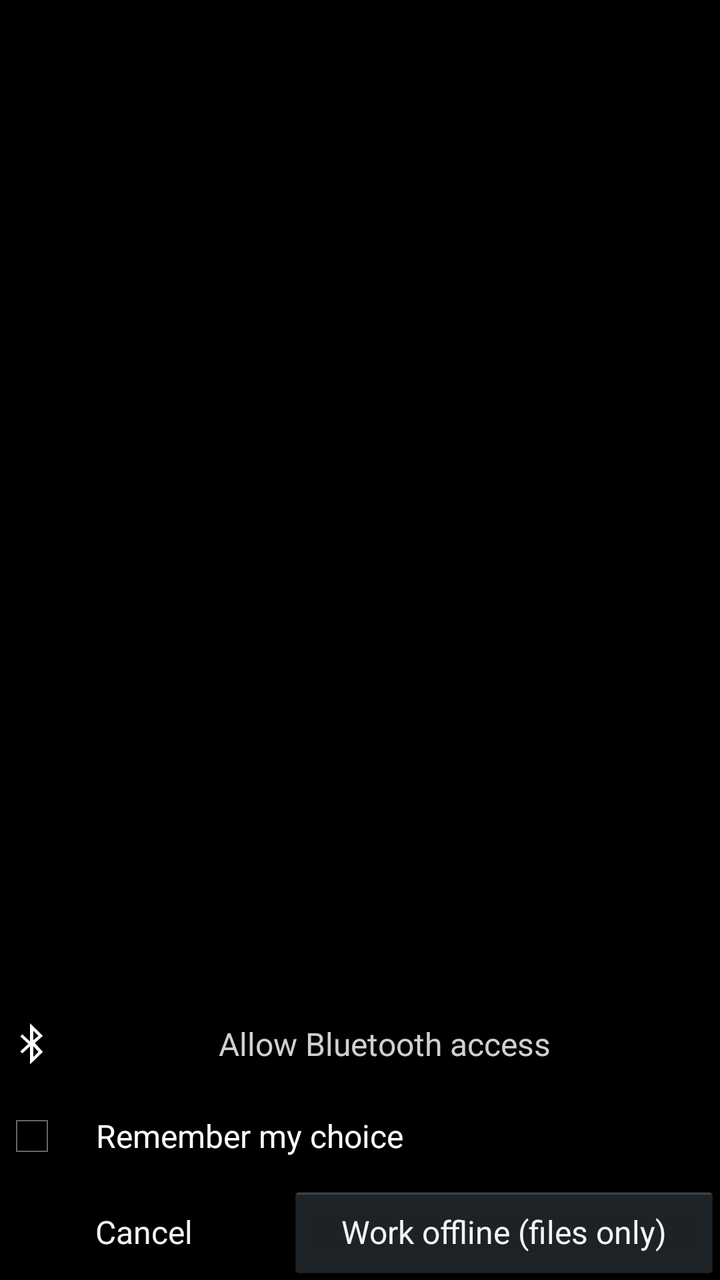
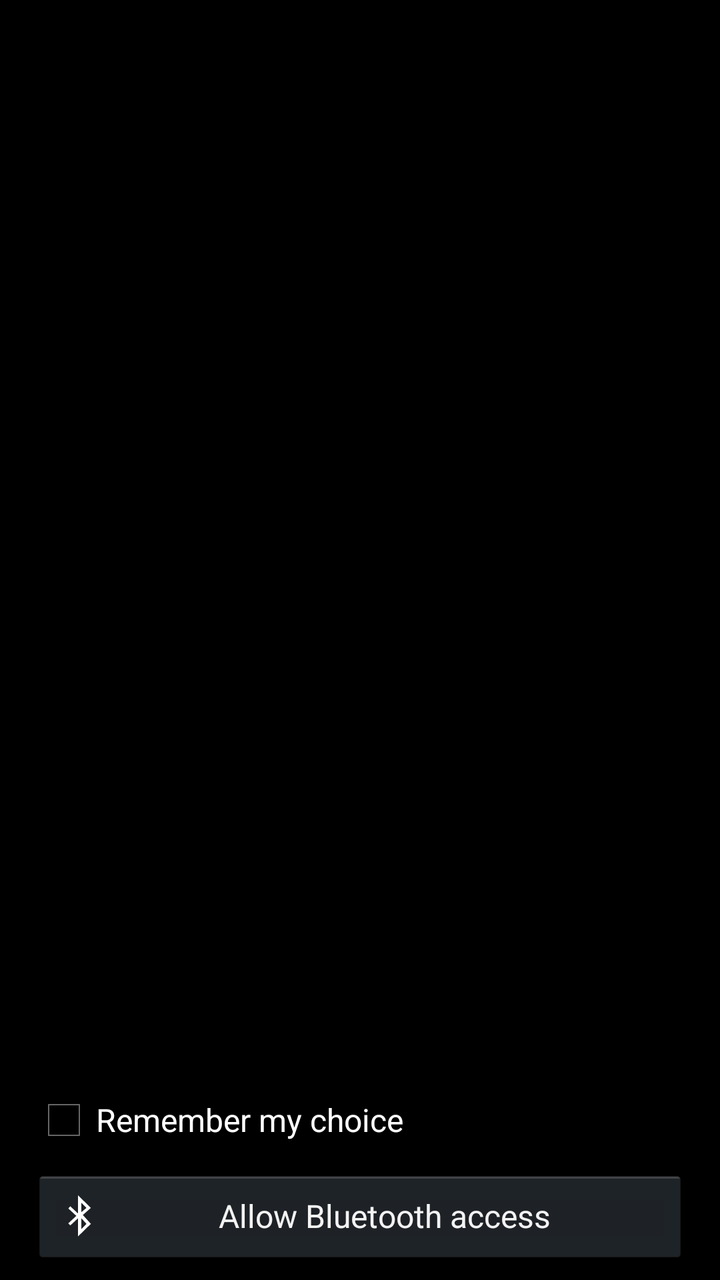

An Android layout rendered at two revisions. The XML below is the earlier revision; the diff shows what the commit changed to produce the second picture.
<!-- AndroidManifest.xml: application theme AppTheme -->
<!-- res/layout/activity_atom_spectra_device_select.xml -->
<?xml version="1.0" encoding="utf-8"?>
<androidx.constraintlayout.widget.ConstraintLayout xmlns:android="http://schemas.android.com/apk/res/android"
    xmlns:app="http://schemas.android.com/apk/res-auto"
    xmlns:tools="http://schemas.android.com/tools"
    android:layout_width="match_parent"
    android:layout_height="match_parent"
    android:background="#000000"
    tools:context=".AtomSpectraDeviceSelect">

    <TextView
        android:id="@+id/statusText"
        android:layout_width="match_parent"
        android:layout_height="wrap_content"
        android:gravity="center"
        android:padding="8dp"
        android:text="@string/device_select_connecting"
        android:textColor="#FFA629"
        android:textSize="16dp"
        android:accessibilityLiveRegion="polite"
        android:visibility="invisible"
        app:layout_constraintEnd_toEndOf="parent"
        app:layout_constraintStart_toStartOf="parent"
        app:layout_constraintBottom_toTopOf="@id/bluetoothControls" />

    <LinearLayout
        android:id="@+id/bluetoothControls"
        android:layout_width="0dp"
        android:layout_height="wrap_content"
        android:orientation="vertical"
        app:layout_constraintStart_toStartOf="parent"
        app:layout_constraintEnd_toEndOf="parent"
        app:layout_constraintBottom_toTopOf="@id/rememberChoice">

        <TextView
            android:id="@+id/bluetoothWarning"
            android:layout_width="match_parent"
            android:layout_height="wrap_content"
            android:padding="8dp"
            android:minLines="2"
            android:text="@string/bluetooth_scan_failed"
            android:textColor="#FFA629"
            android:textSize="14dp"
            android:accessibilityLiveRegion="polite"
            android:visibility="invisible" />

        <Button
            android:id="@+id/bluetoothAction"
            style="?android:attr/borderlessButtonStyle"
            android:layout_width="match_parent"
            android:layout_height="wrap_content"
            android:minHeight="44dp"
            android:drawableStart="@android:drawable/stat_sys_data_bluetooth"
            android:textColor="#D0D0D0"
            android:textSize="16dp"
            android:text="@string/bluetooth_allow" />
    </LinearLayout>

    <ScrollView
        android:id="@+id/deviceListScroll"
        android:layout_width="0dp"
        android:layout_height="0dp"
        android:clipToPadding="false"
        android:paddingStart="8dp"
        android:paddingEnd="8dp"
        app:layout_constraintBottom_toTopOf="@id/statusText"
        app:layout_constraintEnd_toEndOf="parent"
        app:layout_constraintStart_toStartOf="parent"
        app:layout_constraintTop_toTopOf="parent">

        <LinearLayout
            android:id="@+id/deviceList"
            android:layout_width="match_parent"
            android:layout_height="wrap_content"
            android:orientation="vertical" />
    </ScrollView>

    <CheckBox
        android:id="@+id/rememberChoice"
        android:layout_width="0dp"
        android:layout_height="wrap_content"
        android:minHeight="48dp"
        android:paddingStart="16dp"
        android:paddingEnd="16dp"
        android:buttonTint="#FFFFFF"
        android:saveEnabled="false"
        android:text="@string/device_select_remember"
        android:textColor="#FFFFFF"
        android:textSize="16dp"
        app:layout_constraintBottom_toTopOf="@+id/buttons"
        app:layout_constraintEnd_toEndOf="parent"
        app:layout_constraintStart_toStartOf="parent" />

    <LinearLayout
        android:id="@+id/buttons"
        android:layout_width="0dp"
        android:layout_height="wrap_content"
        android:baselineAligned="false"
        android:orientation="horizontal"
        app:layout_constraintBottom_toBottomOf="parent"
        app:layout_constraintEnd_toEndOf="parent"
        app:layout_constraintStart_toStartOf="parent">

        <Button
            android:id="@+id/cancelButton"
            style="?android:attr/borderlessButtonStyle"
            android:layout_width="0dp"
            android:layout_height="match_parent"
            android:layout_weight="0.8"
            android:minHeight="48dp"
            android:textSize="16dp"
            android:text="@android:string/cancel" />

        <Button
            android:id="@+id/offlineButton"
            style="?android:attr/buttonStyle"
            android:layout_width="0dp"
            android:layout_height="match_parent"
            android:layout_weight="1.2"
            android:minHeight="48dp"
            android:textSize="16dp"
            android:text="@string/device_select_offline" />
    </LinearLayout>

</androidx.constraintlayout.widget.ConstraintLayout>
<!-- resources referenced by this layout -->
<resources>
  <string name="bluetooth_allow">Allow Bluetooth access</string>
  <string name="bluetooth_scan_failed">Bluetooth discovery failed</string>
  <string name="device_select_connecting">Connecting…</string>
  <string name="device_select_offline">Work offline (files only)</string>
  <string name="device_select_remember">Remember my choice</string>
  <style name="AppTheme" parent="AppBaseTheme">
          <item name="android:colorPrimary">@color/color_main</item>
          <item name="android:textColor">@color/color_main</item>
          <item name="android:colorAccent">@color/color_main</item>
          
  
      </style>
  <style name="AppBaseTheme" parent="android:Theme.Holo">
          
      </style>
</resources>

<!-- the commit's change to res/layout/activity_atom_spectra_device_select.xml (unified diff, before → after) -->
@@ -6,54 +6,6 @@
     android:layout_height="match_parent"
     android:background="#000000"
     tools:context=".AtomSpectraDeviceSelect">
-
-    <TextView
-        android:id="@+id/statusText"
-        android:layout_width="match_parent"
-        android:layout_height="wrap_content"
-        android:gravity="center"
-        android:padding="8dp"
-        android:text="@string/device_select_connecting"
-        android:textColor="#FFA629"
-        android:textSize="16dp"
-        android:accessibilityLiveRegion="polite"
-        android:visibility="invisible"
-        app:layout_constraintEnd_toEndOf="parent"
-        app:layout_constraintStart_toStartOf="parent"
-        app:layout_constraintBottom_toTopOf="@id/bluetoothControls" />
-
-    <LinearLayout
-        android:id="@+id/bluetoothControls"
-        android:layout_width="0dp"
-        android:layout_height="wrap_content"
-        android:orientation="vertical"
-        app:layout_constraintStart_toStartOf="parent"
-        app:layout_constraintEnd_toEndOf="parent"
-        app:layout_constraintBottom_toTopOf="@id/rememberChoice">
-
-        <TextView
-            android:id="@+id/bluetoothWarning"
-            android:layout_width="match_parent"
-            android:layout_height="wrap_content"
-            android:padding="8dp"
-            android:minLines="2"
-            android:text="@string/bluetooth_scan_failed"
-            android:textColor="#FFA629"
-            android:textSize="14dp"
-            android:accessibilityLiveRegion="polite"
-            android:visibility="invisible" />
-
-        <Button
-            android:id="@+id/bluetoothAction"
-            style="?android:attr/borderlessButtonStyle"
-            android:layout_width="match_parent"
-            android:layout_height="wrap_content"
-            android:minHeight="44dp"
-            android:drawableStart="@android:drawable/stat_sys_data_bluetooth"
-            android:textColor="#D0D0D0"
-            android:textSize="16dp"
-            android:text="@string/bluetooth_allow" />
-    </LinearLayout>
 
     <ScrollView
         android:id="@+id/deviceListScroll"
@@ -71,54 +23,70 @@
             android:id="@+id/deviceList"
             android:layout_width="match_parent"
             android:layout_height="wrap_content"
-            android:orientation="vertical" />
+            android:divider="@drawable/divider"
+            android:orientation="vertical"
+            android:showDividers="middle" />
     </ScrollView>
 
-    <CheckBox
-        android:id="@+id/rememberChoice"
-        android:layout_width="0dp"
+    <TextView
+        android:id="@+id/statusText"
+        android:layout_width="match_parent"
         android:layout_height="wrap_content"
-        android:minHeight="48dp"
-        android:paddingStart="16dp"
-        android:paddingEnd="16dp"
-        android:buttonTint="#FFFFFF"
-        android:saveEnabled="false"
-        android:text="@string/device_select_remember"
-        android:textColor="#FFFFFF"
+        android:accessibilityLiveRegion="polite"
+        android:gravity="center"
+        android:padding="8dp"
+        android:text="@string/device_select_connecting"
+        android:textColor="#FFA629"
         android:textSize="16dp"
-        app:layout_constraintBottom_toTopOf="@+id/buttons"
+        android:visibility="gone"
+        app:layout_constraintBottom_toTopOf="@id/bottomControls"
         app:layout_constraintEnd_toEndOf="parent"
         app:layout_constraintStart_toStartOf="parent" />
 
     <LinearLayout
-        android:id="@+id/buttons"
+        android:id="@+id/bottomControls"
         android:layout_width="0dp"
         android:layout_height="wrap_content"
-        android:baselineAligned="false"
-        android:orientation="horizontal"
+        android:orientation="vertical"
+        android:paddingStart="16dp"
+        android:paddingEnd="16dp"
+        android:paddingBottom="8dp"
         app:layout_constraintBottom_toBottomOf="parent"
         app:layout_constraintEnd_toEndOf="parent"
         app:layout_constraintStart_toStartOf="parent">
 
-        <Button
-            android:id="@+id/cancelButton"
-            style="?android:attr/borderlessButtonStyle"
-            android:layout_width="0dp"
-            android:layout_height="match_parent"
-            android:layout_weight="0.8"
+        <CheckBox
+            android:id="@+id/rememberChoice"
+            android:layout_width="match_parent"
+            android:layout_height="wrap_content"
+            android:buttonTint="#FFFFFF"
             android:minHeight="48dp"
-            android:textSize="16dp"
-            android:text="@android:string/cancel" />
+            android:saveEnabled="false"
+            android:text="@string/device_select_remember"
+            android:textColor="#FFFFFF"
+            android:textSize="16dp" />
+
+        <TextView
+            android:id="@+id/bluetoothWarning"
+            android:layout_width="match_parent"
+            android:layout_height="wrap_content"
+            android:accessibilityLiveRegion="polite"
+            android:paddingTop="8dp"
+            android:paddingBottom="8dp"
+            android:text="@string/bluetooth_scan_failed"
+            android:textColor="#FFA629"
+            android:textSize="14dp"
+            android:visibility="gone" />
 
         <Button
-            android:id="@+id/offlineButton"
+            android:id="@+id/bluetoothAction"
             style="?android:attr/buttonStyle"
-            android:layout_width="0dp"
-            android:layout_height="match_parent"
-            android:layout_weight="1.2"
+            android:layout_width="match_parent"
+            android:layout_height="wrap_content"
+            android:drawableStart="@android:drawable/stat_sys_data_bluetooth"
             android:minHeight="48dp"
-            android:textSize="16dp"
-            android:text="@string/device_select_offline" />
+            android:text="@string/bluetooth_allow"
+            android:textSize="16dp" />
     </LinearLayout>
 
 </androidx.constraintlayout.widget.ConstraintLayout>
<!-- resource entries referenced after the edit -->
@@ -1,9 +1,9 @@
 <!-- resources referenced by this layout -->
 <resources>
+  <!-- drawable divider: png bitmap (drawable, 3113 bytes) -->
   <string name="bluetooth_allow">Allow Bluetooth access</string>
   <string name="bluetooth_scan_failed">Bluetooth discovery failed</string>
   <string name="device_select_connecting">Connecting…</string>
-  <string name="device_select_offline">Work offline (files only)</string>
   <string name="device_select_remember">Remember my choice</string>
   <style name="AppTheme" parent="AppBaseTheme">
           <item name="android:colorPrimary">@color/color_main</item>
